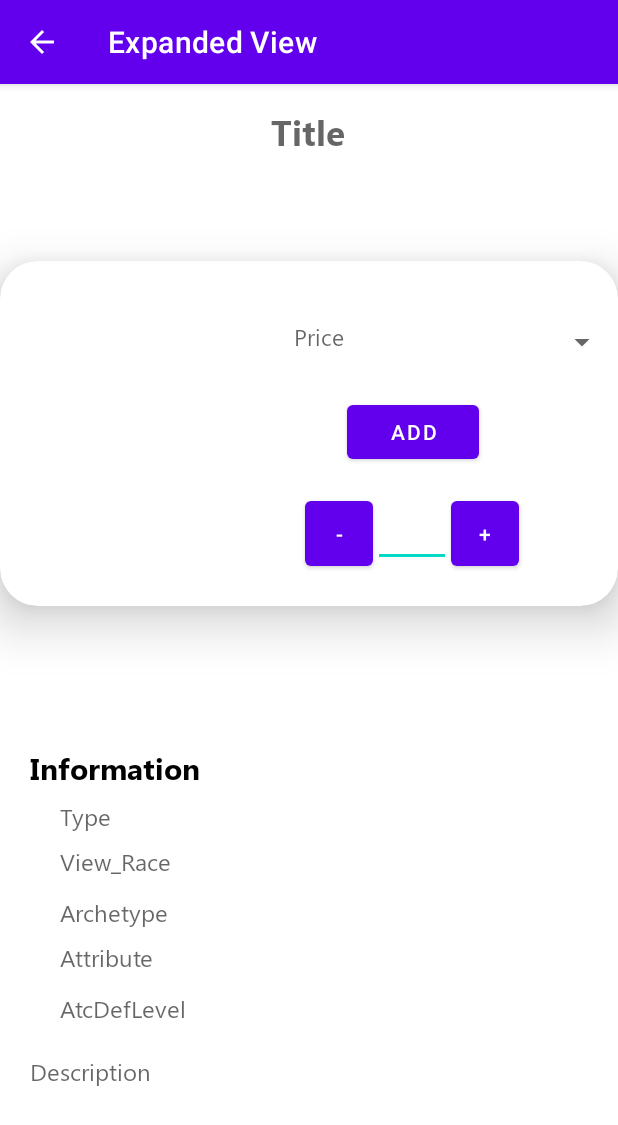
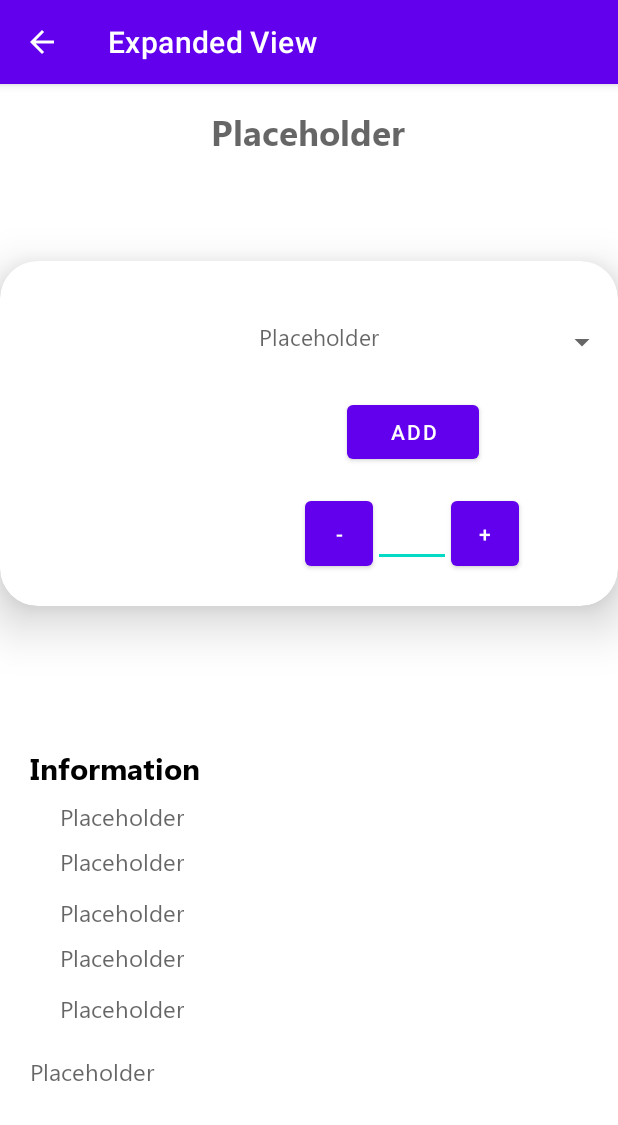
Before and after one commit to derRusse123/CardFlix, an Android app: the ExpandedView screen opened directly, with no data from a screen before it, on a phone screen of 412 x 824 dp. Shown: the top 1125 px of the screen. Run offline under Robolectric (Android 15) with nearby library versions, the phone set to English and light mode, and no system bars; our stand-ins replace Firebase (no records; nobody signed in at launch, a user with empty details on screens opened directly), Picasso; network calls fail; pictures from the network do not load; 12 statements that could not run were skipped.

Commit message:
Changed more

```diff
--- a/app/src/main/res/layout/activity_all_my_cards.xml
+++ b/app/src/main/res/layout/activity_all_my_cards.xml
@@ -27,7 +27,8 @@
                 android:layout_height="50dp"
                 android:backgroundTint="@android:color/transparent"
                 android:ems="10"
-                android:hint="Search"
+                android:hint="@string/search"
+                android:importantForAutofill="no"
                 android:inputType="textPersonName"
                 app:layout_constraintBottom_toBottomOf="parent"
                 app:layout_constraintEnd_toEndOf="parent"
@@ -36,8 +37,7 @@
                 tools:fontFamily="@font/segoe_ui_bold"
                 tools:ignore="TextContrastCheck"
                 tools:textSize="20sp"
-                tools:textStyle="bold"
-                android:importantForAutofill="no" />
+                tools:textStyle="bold" />
         </androidx.constraintlayout.widget.ConstraintLayout>
 
     </androidx.cardview.widget.CardView>
--- a/app/src/main/res/layout/activity_expanded_view.xml
+++ b/app/src/main/res/layout/activity_expanded_view.xml
@@ -39,26 +39,28 @@
                 android:layout_marginTop="20dp"
                 app:layout_constraintStart_toStartOf="parent"
                 app:layout_constraintTop_toTopOf="parent"
+                tools:ignore="ImageContrastCheck"
                 tools:srcCompat="@tools:sample/avatars" />
 
             <TextView
                 android:id="@+id/tv_ExpandedView_Price"
                 android:layout_width="wrap_content"
-                android:fontFamily="@font/segoe_ui"
                 android:layout_height="wrap_content"
                 android:layout_marginTop="40dp"
-                android:hint="Price"
+                android:fontFamily="@font/segoe_ui"
+                android:hint="@string/place_holder"
                 android:textSize="15dp"
                 app:layout_constraintEnd_toStartOf="@+id/sp_ExpandedView_Rarity"
                 app:layout_constraintStart_toEndOf="@+id/iv_ExpandedView_Picture"
-                app:layout_constraintTop_toTopOf="parent" />
+                app:layout_constraintTop_toTopOf="parent"
+                tools:ignore="TextContrastCheck" />
 
             <Button
                 android:id="@+id/btn_ExpandadView_AddRemove"
                 android:layout_width="wrap_content"
                 android:layout_height="wrap_content"
                 android:layout_marginTop="12dp"
-                android:text="Add"
+                android:text="@string/expanded_view_add"
                 app:layout_constraintEnd_toEndOf="parent"
                 app:layout_constraintHorizontal_bias="0.455"
                 app:layout_constraintStart_toEndOf="@+id/iv_ExpandedView_Picture"
@@ -127,8 +129,8 @@
                 android:layout_marginStart="20dp"
                 android:layout_marginTop="24dp"
                 android:fontFamily="@font/segoe_ui_bold"
-                android:hint="Nothing"
-                android:text="Information"
+                android:hint="@string/place_holder"
+                android:text="@string/expanded_view_information"
                 android:textColor="@color/black"
                 android:textSize="20sp"
                 android:textStyle="bold" />
@@ -138,60 +140,66 @@
                 android:layout_width="wrap_content"
                 android:layout_height="wrap_content"
                 android:layout_marginStart="40dp"
+                android:layout_marginTop="8dp"
                 android:fontFamily="@font/segoe_ui"
-                android:layout_marginTop="8dp"
-                android:hint="Type"
-                android:textSize="16sp" />
+                android:hint="@string/place_holder"
+                android:textSize="16sp"
+                tools:ignore="TextContrastCheck" />
 
             <TextView
                 android:id="@+id/tv_ExpandedView_Race"
                 android:layout_width="wrap_content"
                 android:layout_height="wrap_content"
-                android:fontFamily="@font/segoe_ui"
                 android:layout_marginStart="40dp"
                 android:layout_marginTop="8dp"
-                android:hint="View_Race"
-                android:textSize="16sp" />
+                android:fontFamily="@font/segoe_ui"
+                android:hint="@string/place_holder"
+                android:textSize="16sp"
+                tools:ignore="TextContrastCheck" />
 
             <TextView
                 android:id="@+id/tv_ExpandedView_Archetype"
                 android:layout_width="wrap_content"
                 android:layout_height="wrap_content"
-                android:fontFamily="@font/segoe_ui"
                 android:layout_marginStart="40dp"
                 android:layout_marginTop="12dp"
-                android:hint="Archetype"
-                android:textSize="16sp" />
+                android:fontFamily="@font/segoe_ui"
+                android:hint="@string/place_holder"
+                android:textSize="16sp"
+                tools:ignore="TextContrastCheck" />
 
             <TextView
                 android:id="@+id/tv_ExpandedView_Attribute"
                 android:layout_width="wrap_content"
                 android:layout_height="wrap_content"
                 android:layout_marginStart="40dp"
+                android:layout_marginTop="8dp"
                 android:fontFamily="@font/segoe_ui"
-                android:layout_marginTop="8dp"
-                android:hint="Attribute"
-                android:textSize="16sp" />
+                android:hint="@string/place_holder"
+                android:textSize="16sp"
+                tools:ignore="TextContrastCheck" />
 
             <TextView
                 android:id="@+id/tv_ExpandedView_AtcDefLevel"
                 android:layout_width="wrap_content"
                 android:layout_height="wrap_content"
-                android:fontFamily="@font/segoe_ui"
                 android:layout_marginStart="40dp"
                 android:layout_marginTop="12dp"
-                android:hint="AtcDefLevel"
-                android:textSize="16sp" />
+                android:fontFamily="@font/segoe_ui"
+                android:hint="@string/place_holder"
+                android:textSize="16sp"
+                tools:ignore="TextContrastCheck" />
 
             <TextView
                 android:id="@+id/tv_ExpandedView_Desc"
                 android:layout_width="350dp"
                 android:layout_height="wrap_content"
                 android:layout_marginStart="20dp"
+                android:layout_marginTop="20dp"
                 android:fontFamily="@font/segoe_ui"
-                android:layout_marginTop="20dp"
-                android:hint="Description"
-                android:textSize="16sp" />
+                android:hint="@string/place_holder"
+                android:textSize="16sp"
+                tools:ignore="TextContrastCheck" />
 
         </LinearLayout>
     </ScrollView>
@@ -201,14 +209,15 @@
         android:layout_width="350dp"
         android:layout_height="wrap_content"
         android:layout_marginTop="16dp"
+        android:fontFamily="@font/segoe_ui_bold"
         android:gravity="center"
-        android:hint="Title"
-        android:fontFamily="@font/segoe_ui_bold"
+        android:hint="@string/place_holder"
         android:textSize="23sp"
         android:textStyle="bold"
         app:layout_constraintEnd_toEndOf="parent"
         app:layout_constraintHorizontal_bias="0.491"
         app:layout_constraintStart_toStartOf="parent"
-        app:layout_constraintTop_toTopOf="parent" />
+        app:layout_constraintTop_toTopOf="parent"
+        tools:ignore="TextContrastCheck" />
 
 </androidx.constraintlayout.widget.ConstraintLayout>
--- a/app/src/main/res/layout/fragment_search.xml
+++ b/app/src/main/res/layout/fragment_search.xml
@@ -27,7 +27,7 @@
                 android:layout_height="50dp"
                 android:backgroundTint="@android:color/transparent"
                 android:ems="10"
-                android:hint="Search"
+                android:hint="@string/search"
                 android:inputType="textPersonName"
                 app:layout_constraintBottom_toBottomOf="parent"
                 app:layout_constraintEnd_toEndOf="parent"
--- a/app/src/main/res/layout/recycler_view_search.xml
+++ b/app/src/main/res/layout/recycler_view_search.xml
@@ -28,7 +28,7 @@
                 android:layout_marginStart="12dp"
                 android:layout_marginBottom="20dp"
                 android:fontFamily="@font/segoe_ui"
-                android:text="TextView"
+                android:hint="@string/place_holder"
                 android:textSize="20dp"
                 app:layout_constraintBottom_toBottomOf="parent"
                 app:layout_constraintStart_toEndOf="@+id/iv_Search_Card"
```
Also changed, not shown: app/src/main/res/layout/activity_login.xml (+8 -8 lines), app/src/main/res/layout/activity_register.xml (+12 -12 lines), app/src/main/res/layout/fragment_account.xml (+4 -4 lines), app/src/main/res/layout/fragment_home.xml (+18 -18 lines), app/src/main/res/layout/recycler_view_home.xml (+4 -4 lines), app/src/main/res/layout/recycler_view_suggestion.xml (+4 -4 lines), app/src/main/res/values/strings.xml (+18 -7 lines).
